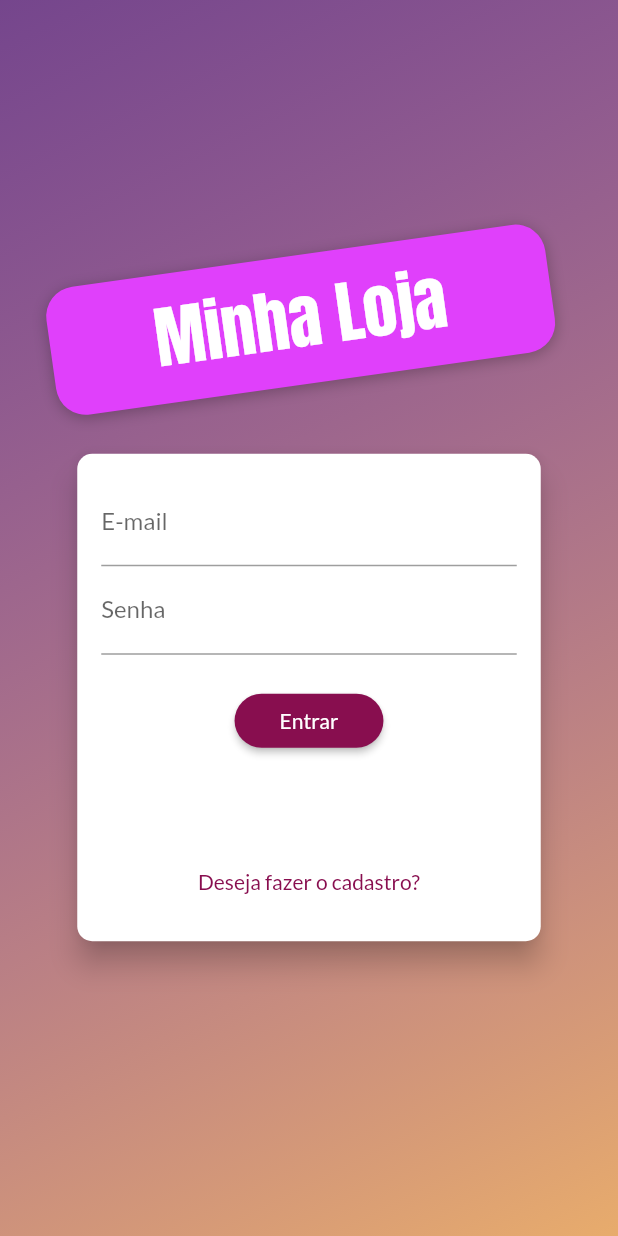
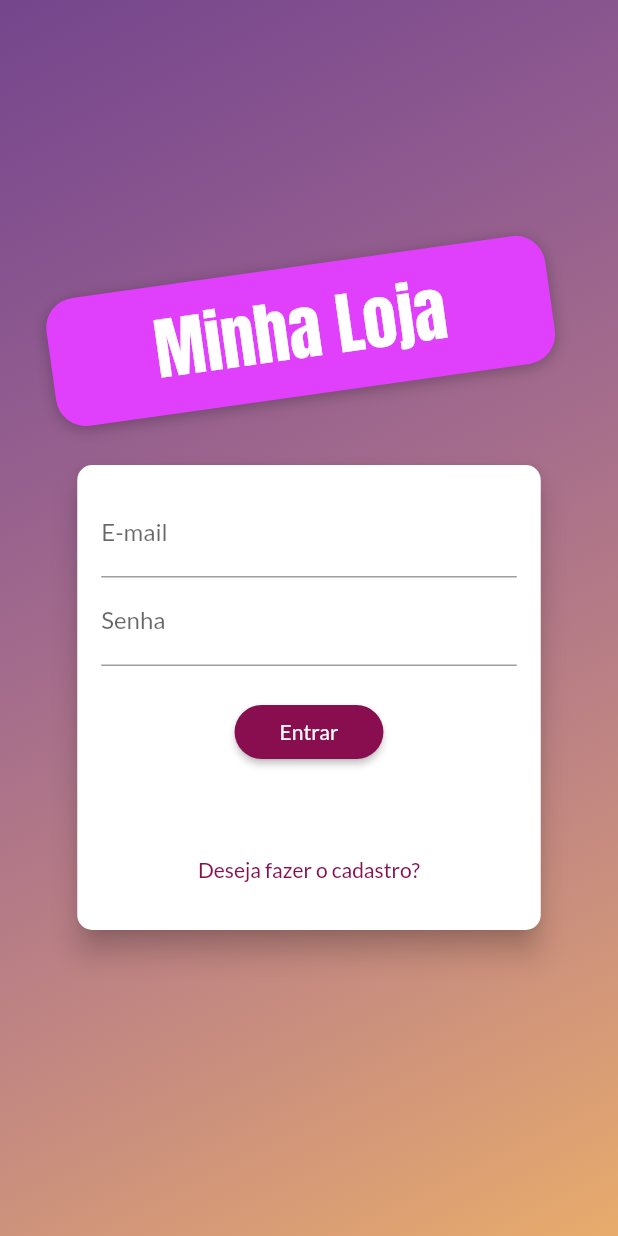
Before and after one commit to AmandaCleto/cod3r--aprenda-flutter-e-dart-e-construa-apps-ios-e-android, a Flutter app: the AuthPage screen opened directly, on a phone screen of 412 x 824 dp. Run offline on Flutter 3.47's test engine with Material 2 defaults, Android fonts, the light colour scheme and no system bars; our stand-ins replace flutter_dotenv; statements that could not run were skipped.

Commit message:
usage of animatedContainer

```diff
--- a/projects/shop/lib/components/auth_form.dart
+++ b/projects/shop/lib/components/auth_form.dart
@@ -133,17 +133,13 @@ class _AuthFormState extends State<AuthForm>
       shape: RoundedRectangleBorder(
         borderRadius: BorderRadius.circular(10),
       ),
-      child: AnimatedBuilder(
-        animation: _heighAnimation!,
-        builder: (context, childForm) {
-          return Container(
-            // height: _isLogin() ? 310 : 400,
-            height: _heighAnimation?.value.height ?? (_isLogin() ? 310 : 400),
-            width: deviceSize.width * 0.75,
-            padding: const EdgeInsets.all(16),
-            child: childForm,
-          );
-        },
+      child: AnimatedContainer(
+        duration: const Duration(milliseconds: 300),
+        curve: Curves.easeIn,
+        height: _isLogin() ? 310 : 400,
+        // height: _heighAnimation?.value.height ?? (_isLogin() ? 310 : 400),
+        width: deviceSize.width * 0.75,
+        padding: const EdgeInsets.all(16),
         child: Form(
           key: _formKey,
           child: Column(
```
